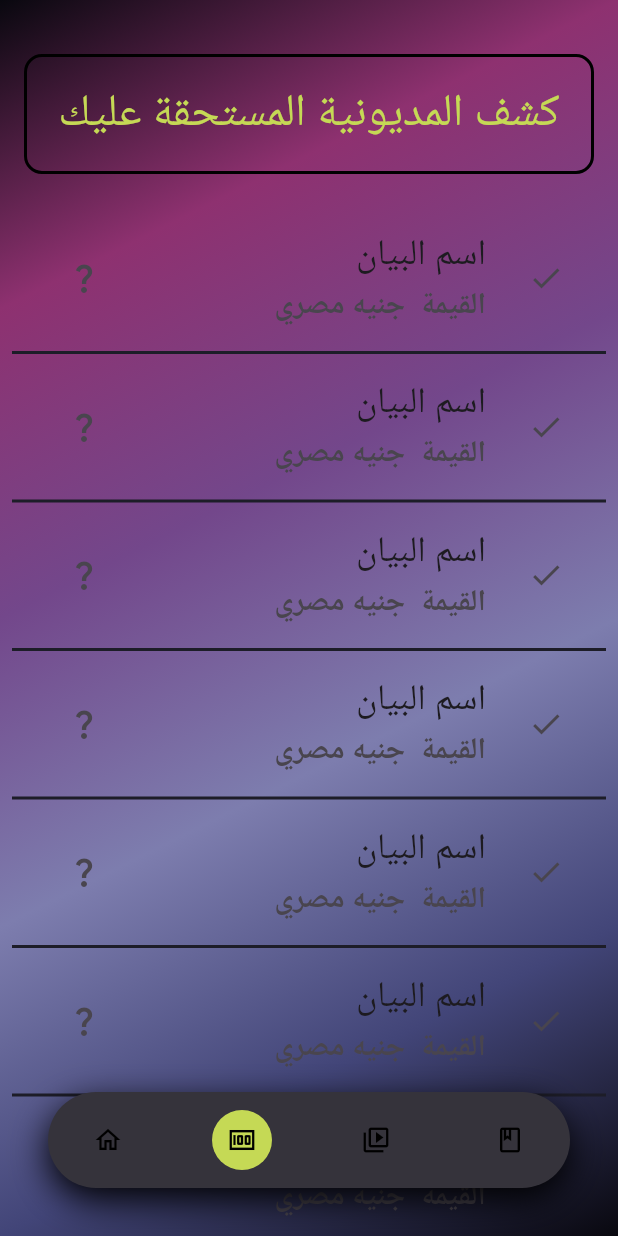
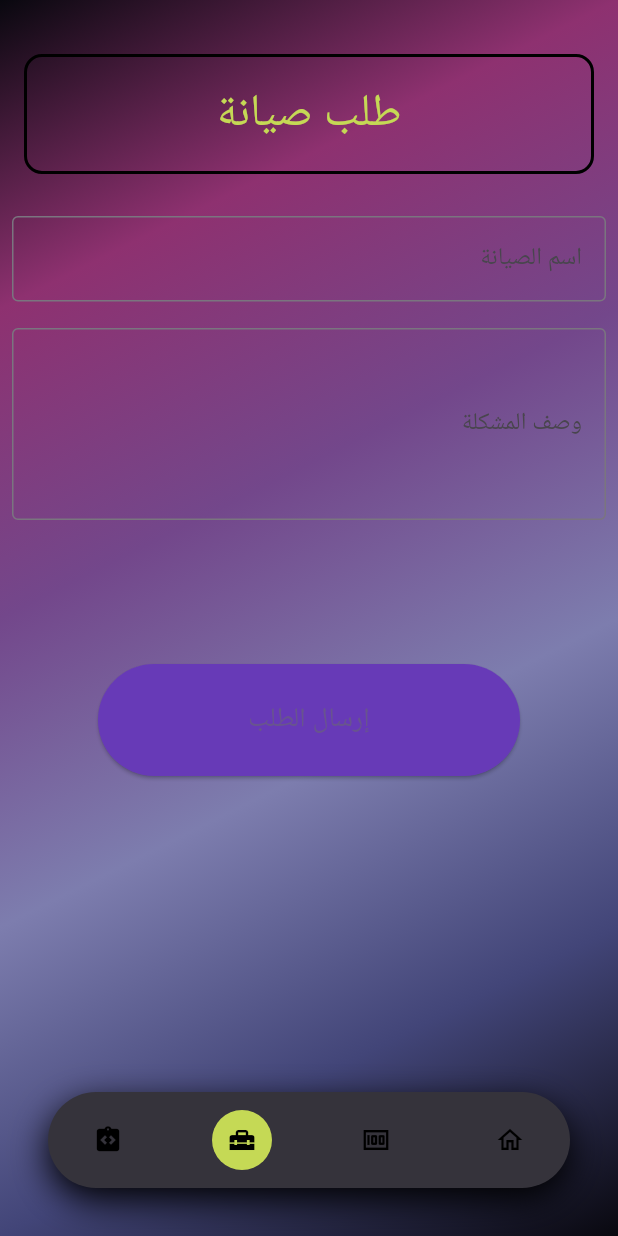
Before and after one commit to Mohamed17Amer/Madunia, a Flutter app: the screen it shows after launch, item 2 of the bottom bar chosen, on a phone screen of 412 x 824 dp. Run offline on Flutter 3.47's test engine with Material 3 defaults, Android fonts, the phone set to English and light mode, and no system bars; our stand-ins replace bloc, flutter_bloc, go_router, toastification.

Commit message:
repair request screen ui done

```diff
--- a/lib/core/utils/router/app_router.dart
+++ b/lib/core/utils/router/app_router.dart
@@ -3,12 +3,12 @@ import 'package:madunia/core/utils/router/app_screens.dart';
 import 'package:madunia/features/app/presentation/pages/starting_screen.dart';
 import 'package:madunia/features/debit_report/presentation/view/pages/debit_screen.dart';
 import 'package:madunia/features/home/presentation/view/pages/home_screen.dart';
-
+import 'package:madunia/features/repair/presentation/view/pages/repair_request_screen.dart';
 
 abstract class AppRouter {
   static final router = GoRouter(
     routes: [
-    /*
+      /*
       GoRoute(
         path: AppScreens.onboarding,
         builder: (context, state) {
@@ -16,8 +16,7 @@ abstract class AppRouter {
         },
       ),
 */
-
-GoRoute(
+      GoRoute(
         path: AppScreens.startingScreen,
         builder: (context, state) {
           return StartingScreen();
@@ -31,11 +30,19 @@ GoRoute(
         },
       ),
 
-      GoRoute(path: AppScreens.debitScreen,
-      builder: (context, state) {
-        return DebitScreen();
-      },
-      )
+      GoRoute(
+        path: AppScreens.debitScreen,
+        builder: (context, state) {
+          return DebitScreen();
+        },
+      ),
+
+      GoRoute(
+        path: AppScreens.repairRequestScreen,
+        builder: (context, state) {
+          return RepairRequestScreen();
+        },
+      ),
     ],
   );
 }
--- a/lib/core/utils/router/app_screens.dart
+++ b/lib/core/utils/router/app_screens.dart
@@ -4,5 +4,6 @@ class AppScreens {
   static const String startingScreen = '/';
   static const String homeScreen = '/home';
   static const String debitScreen = '/debit';
+  static const String repairRequestScreen = '/repair';
 
 }
--- a/lib/features/debit_report/presentation/view/widgets/debit_app_bar.dart
+++ b/lib/core/utils/widgets/custom_app_bar.dart
@@ -1,8 +1,9 @@
 import 'package:flutter/material.dart';
 import 'package:madunia/core/utils/colors/app_colors.dart';
 
-class DebitAppBar extends StatelessWidget {
-  const DebitAppBar({super.key});
+class CustomAppBar extends StatelessWidget {
+  final String title;
+  const CustomAppBar({super.key, required this.title});
 
   @override
   Widget build(BuildContext context) {
@@ -21,7 +22,7 @@ class DebitAppBar extends StatelessWidget {
       height: 80,
       child: Center(
         child: Text(
-          "كشف المديونية المستحقة عليك",
+          title,
           style: TextStyle(
             fontSize: 30,
             color: AppColors.bottomNavBarSelectedItemColor,
--- /dev/null
+++ b/lib/core/utils/widgets/custom_icon.dart
@@ -0,0 +1,13 @@
+import 'package:flutter/material.dart';
+
+class CustomIcon extends StatelessWidget {
+  final IconData icon;
+  final VoidCallback? onPressed;
+  final Color? color;
+  const CustomIcon({super.key, required this.icon, this.onPressed, this.color});
+
+  @override
+  Widget build(BuildContext context) {
+    return IconButton(onPressed: onPressed, icon: Icon(icon, size: 30, color: color,));
+  }
+}
--- a/lib/features/app/presentation/pages/starting_screen.dart
+++ b/lib/features/app/presentation/pages/starting_screen.dart
@@ -16,13 +16,16 @@ class _StartingScreenState extends State<StartingScreen> {
   AppCubit appCubit = AppCubit();
   @override
   Widget build(BuildContext context) {
-    return Scaffold(
+    return Directionality(
+      textDirection: TextDirection.rtl,
+      child: Scaffold(
         backgroundColor: Colors.transparent,
 
         body: Stack(
           // for background and body
           children: [
             Container(
+              height: double.infinity,
               width: double.infinity,
               decoration: const BoxDecoration(
                 gradient: LinearGradient(
@@ -43,6 +46,7 @@ class _StartingScreenState extends State<StartingScreen> {
             CustomBottomNavBar(),
           ],
         ),
+      ),
     );
   }
 }
--- /dev/null
+++ b/lib/features/app/presentation/view/widgets/custom_txt_form_field.dart
@@ -0,0 +1,36 @@
+import 'package:flutter/material.dart';
+
+class CustomTxtFormField extends StatelessWidget {
+  // You can add properties here if needed, like controller, decoration, etc.
+  // For example:
+  final TextEditingController controller;
+  final String labelText;
+  final String? hintText;
+  final String? Function(String?)? validator;
+  final int? maxLines;
+
+  const CustomTxtFormField({
+    super.key,
+    required this.controller,
+    required this.labelText,
+    required this.validator,
+
+    this.hintText,
+    this.maxLines = 1,
+  });
+
+  @override
+  Widget build(BuildContext context) {
+    return TextFormField(
+      decoration: InputDecoration(
+        labelText: labelText,
+        hintText: hintText,
+
+        border: OutlineInputBorder(),
+      ),
+      controller: controller,
+      validator: validator,
+      maxLines: maxLines,
+    );
+  }
+}
--- a/lib/features/app/presentation/view_model/cubit/app_cubit.dart
+++ b/lib/features/app/presentation/view_model/cubit/app_cubit.dart
@@ -4,6 +4,7 @@ import 'package:flutter/material.dart';
 import 'package:madunia/features/app/presentation/view/widgets/custom_bottom_nav_bar_item.dart';
 import 'package:madunia/features/debit_report/presentation/view/pages/debit_screen.dart';
 import 'package:madunia/features/home/presentation/view/pages/home_screen.dart';
+import 'package:madunia/features/repair/presentation/view/pages/repair_request_screen.dart';
 part 'app_state.dart';
 
 class AppCubit extends Cubit<AppState> {
@@ -22,13 +23,13 @@ class AppCubit extends Cubit<AppState> {
       pageIndex: 1,
     ),
     CustomBottomNavBarItem(
-      pageIcon: Icons.video_library_outlined,
-      pageName: 'Youtube',
+      pageIcon: Icons.home_repair_service,
+      pageName: 'Repair Request',
       pageIndex: 2,
     ),
     CustomBottomNavBarItem(
-      pageIcon: Icons.book_outlined,
-      pageName: 'Books',
+      pageIcon: Icons.integration_instructions,
+      pageName: 'Sustainable instructions',
       pageIndex: 3,
     ),
   ];
@@ -36,9 +37,8 @@ class AppCubit extends Cubit<AppState> {
   static final List<Widget> pagesViews = [
    HomeScreen(),
     DebitScreen(),
-    Container(
-      color: Colors.transparent,
-      child: Center(child: const Text('Youtube')),
+    RepairRequestScreen(
+
     ),
     Container(
       color: Colors.transparent,
--- a/lib/features/debit_report/presentation/view/pages/debit_screen.dart
+++ b/lib/features/debit_report/presentation/view/pages/debit_screen.dart
@@ -1,7 +1,5 @@
 import 'package:flutter/material.dart';
-import 'package:madunia/core/utils/colors/app_colors.dart';
-import 'package:madunia/features/debit_report/presentation/view/widgets/debit_app_bar.dart';
-import 'package:madunia/features/debit_report/presentation/view/widgets/debit_report_item.dart';
+import 'package:madunia/core/utils/widgets/custom_app_bar.dart';
 import 'package:madunia/features/debit_report/presentation/view/widgets/debit_sliver_list.dart';
 
 class DebitScreen extends StatelessWidget {
@@ -14,7 +12,7 @@ class DebitScreen extends StatelessWidget {
       child: CustomScrollView(
         slivers: [
           SliverToBoxAdapter(child: SafeArea(child: SizedBox(height: 20))),
-          SliverToBoxAdapter(child: DebitAppBar()),
+          SliverToBoxAdapter(child: CustomAppBar(title: "كشف المديونية المستحقة عليك",)),
 
           SliverToBoxAdapter(child: SizedBox(height: 20)),
           DebitSliverList(),
--- a/lib/features/debit_report/presentation/view/widgets/debit_report_item.dart
+++ b/lib/features/debit_report/presentation/view/widgets/debit_report_item.dart
@@ -1,12 +1,13 @@
 import 'package:flutter/material.dart';
 import 'package:madunia/core/helper/helper_funcs.dart';
+import 'package:madunia/core/utils/widgets/custom_icon.dart';
 
 class DebitReportItem extends StatelessWidget {
   const DebitReportItem({super.key});
 
   @override
   Widget build(BuildContext context) {
-    return Directionality (
+    return Directionality(
       textDirection: TextDirection.rtl,
       child: SizedBox(
         //height: MediaQuery.of(context).size.height*.2,
@@ -17,12 +18,15 @@ class DebitReportItem extends StatelessWidget {
             "جنيه مصري",
             style: TextStyle(fontSize: 20, fontWeight: FontWeight.bold),
           ),
-          leading: IconButton(onPressed: () {}, icon: const Icon(Icons.check)),
-          trailing: IconButton(
+          leading: CustomIcon(onPressed: () {}, icon: Icons.check),
+          trailing: CustomIcon(
             onPressed: () {
-              showToastification(context: context, message: "تم إرسال طلب استفسار");
+              showToastification(
+                context: context,
+                message: "تم إرسال طلب استفسار",
+              );
             },
-            icon: const Icon(Icons.question_mark),
+            icon: Icons.question_mark,
           ),
         ),
       ),
--- a/lib/features/home/presentation/view/widgets/home_card_item.dart
+++ b/lib/features/home/presentation/view/widgets/home_card_item.dart
@@ -1,5 +1,6 @@
 import 'package:flutter/material.dart';
 import 'package:madunia/core/helper/helper_funcs.dart';
+import 'package:madunia/core/utils/widgets/custom_icon.dart';
 
 class HomeCardItem extends StatelessWidget {
   const HomeCardItem({super.key});
@@ -37,7 +38,7 @@ class HomeCardItem extends StatelessWidget {
           SizedBox(height: 10),
           Align(
             alignment: Alignment.bottomLeft,
-            child: IconButton(onPressed: () {}, icon: Icon(Icons.copy_all)),
+            child: CustomIcon(icon: Icons.copy_all, onPressed: () {}),
           ),
         ],
       ),
--- /dev/null
+++ b/lib/features/repair/presentation/view/pages/repair_request_screen.dart
@@ -0,0 +1,88 @@
+import 'package:flutter/material.dart';
+import 'package:madunia/core/utils/widgets/custom_app_bar.dart';
+import 'package:madunia/features/app/presentation/view/widgets/custom_txt_form_field.dart';
+
+class RepairRequestScreen extends StatelessWidget {
+  RepairRequestScreen({super.key});
+  final GlobalKey<FormState> repairScreenKey = GlobalKey<FormState>();
+  final TextEditingController repairNameController = TextEditingController();
+  final TextEditingController repairDescriptionController =
+      TextEditingController();
+
+  @override
+  Widget build(BuildContext context) {
+    return Padding(
+      padding: const EdgeInsets.all(8.0),
+      child: Form(
+        key: repairScreenKey,
+        child: Column(
+          children: [
+            SafeArea(child: SizedBox(height: 20)),
+            CustomAppBar(title: "طلب صيانة"),
+
+            SizedBox(height: 20),
+            Expanded(
+              flex: 1,
+              child: CustomTxtFormField(
+                labelText: "اسم الصيانة",
+                hintText: "الرجاء إدخال اسم الصيانة",
+                maxLines: 1,
+                validator: (value) {
+                  if (value == null || value.isEmpty) {
+                    return 'الرجاء إدخال اسم الصيانة';
+                  }
+                  return null;
+                },
+                controller: repairNameController,
+              ),
+            ),
+            Expanded(
+              flex: 3,
+              child: CustomTxtFormField(
+                controller: repairDescriptionController,
+                labelText: "وصف المشكلة",
+                hintText: "الرجاء إدخال وصف المشكلة",
+                maxLines: 4,
+                validator: (value) {
+                  if (value == null || value.isEmpty) {
+                    return 'الرجاء إدخال وصف المشكلة';
+                  }
+                  return null;
+                },
+              ),
+            ),
+            Expanded(
+              flex: 1,
+              child: ElevatedButton(
+                onPressed: () {
+                  if (repairScreenKey.currentState!.validate()) {
+                    ScaffoldMessenger.of(context).showSnackBar(
+                      const SnackBar(
+                        content: Text('تم إرسال طلب الصيانة بنجاح'),
+                      ),
+                    );
+                  }
+                },
+                style: ElevatedButton.styleFrom(
+                  backgroundColor:
+                      Colors.deepPurple, // Optional: customize color
+                  padding: const EdgeInsets.symmetric(
+                    horizontal: 100,
+                    vertical: 8,
+                  ),
+                  shape: RoundedRectangleBorder(
+                    borderRadius: BorderRadius.circular(40), // Makes it oval
+                  ),
+                  textStyle: const TextStyle(fontSize: 18),
+                ),
+                child: const Text("إرسال الطلب"),
+              ),
+            ),
+
+            Expanded(flex: 4, child: SizedBox(height: 20)),
+          ],
+        ),
+      ),
+    );
+  }
+}
```
Lines whose indentation alone changed are shown as unchanged.
